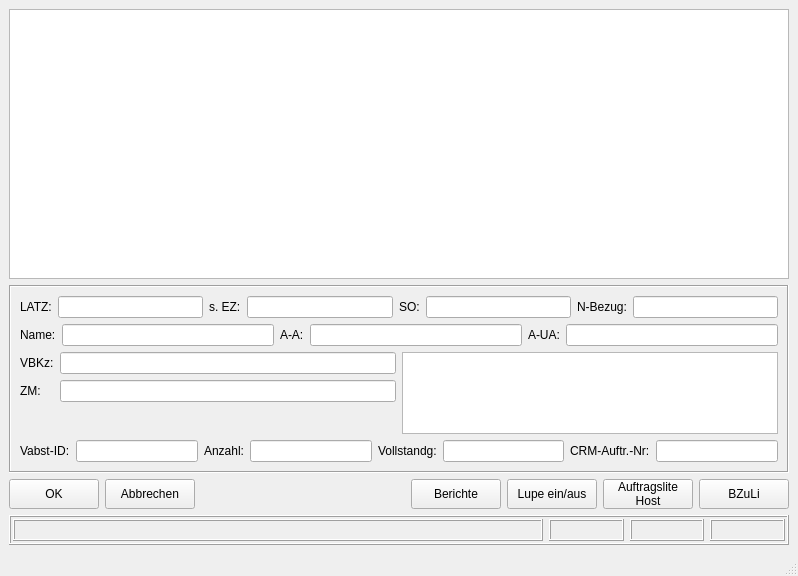
Qt form Smile/UI/auftragsliste.ui (DenisReznikov/Smile) before a commit.
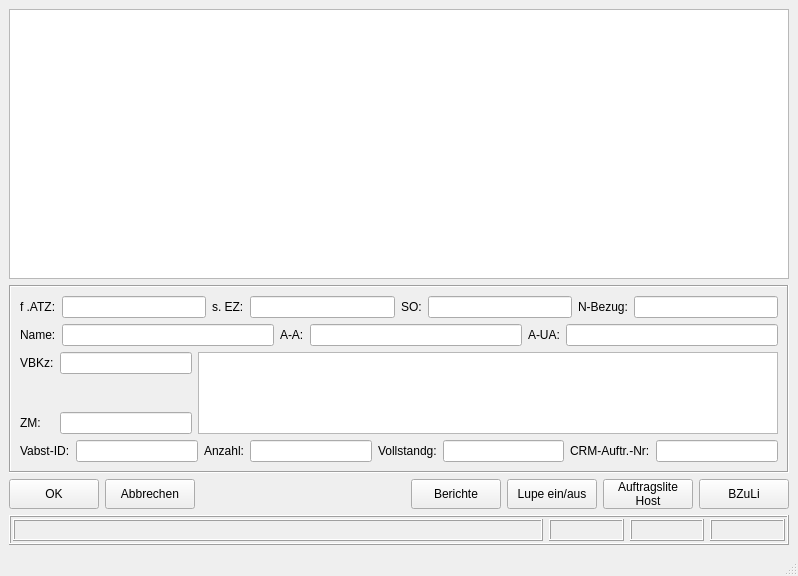
The same form after that commit.

The edit to the form file:
```diff
--- a/Smile/UI/auftragsliste.ui
+++ b/Smile/UI/auftragsliste.ui
@@ -78,7 +78,7 @@
          <item>
           <widget class="QLabel" name="label">
            <property name="text">
-            <string>LATZ:</string>
+            <string>f .ATZ:</string>
            </property>
           </widget>
          </item>
@@ -173,20 +173,40 @@
            <item row="0" column="1">
             <widget class="QLineEdit" name="lineEdit_2"/>
            </item>
-           <item row="1" column="0">
+           <item row="2" column="0">
             <widget class="QLabel" name="label_4">
              <property name="text">
               <string>ZM:</string>
              </property>
             </widget>
            </item>
+           <item row="2" column="1">
+            <widget class="QLineEdit" name="line_ZM"/>
+           </item>
            <item row="1" column="1">
-            <widget class="QLineEdit" name="lineEdit_4"/>
+            <spacer name="verticalSpacer">
+             <property name="orientation">
+              <enum>Qt::Vertical</enum>
+             </property>
+             <property name="sizeHint" stdset="0">
+              <size>
+               <width>20</width>
+               <height>40</height>
+              </size>
+             </property>
+            </spacer>
            </item>
           </layout>
          </item>
          <item>
-          <widget class="QPlainTextEdit" name="plainTextEdit"/>
+          <widget class="QPlainTextEdit" name="big_info">
+           <property name="minimumSize">
+            <size>
+             <width>580</width>
+             <height>0</height>
+            </size>
+           </property>
+          </widget>
          </item>
         </layout>
        </item>
```
Left out of the diff: 24 changed lines with no effect on the pictures.
